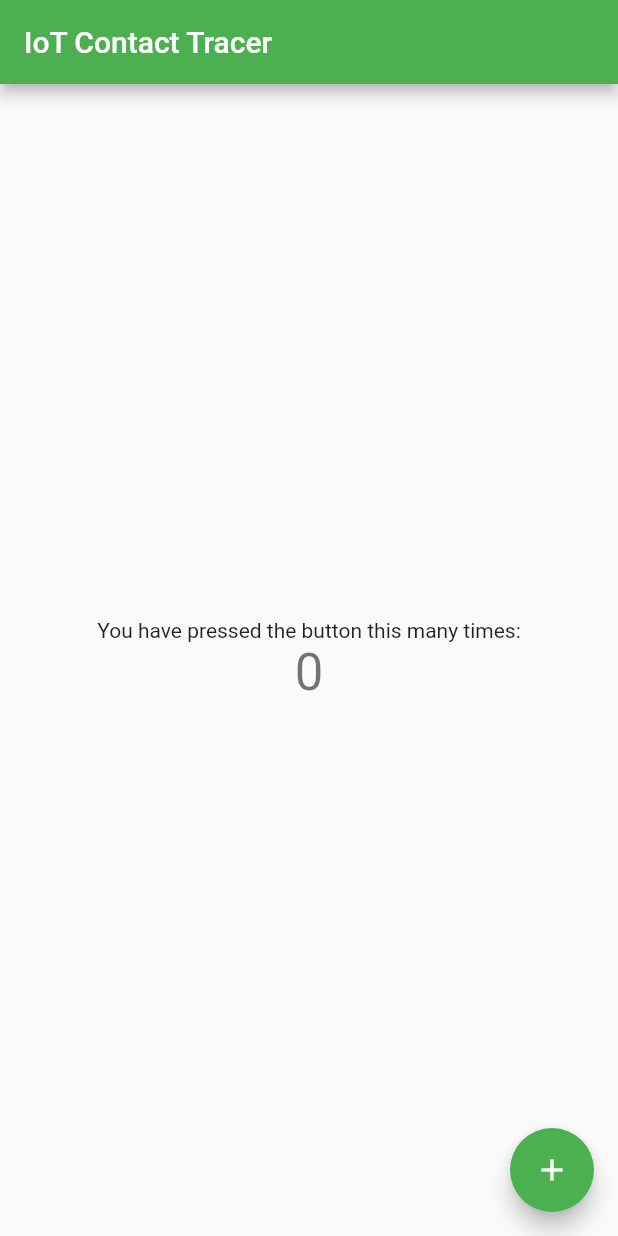
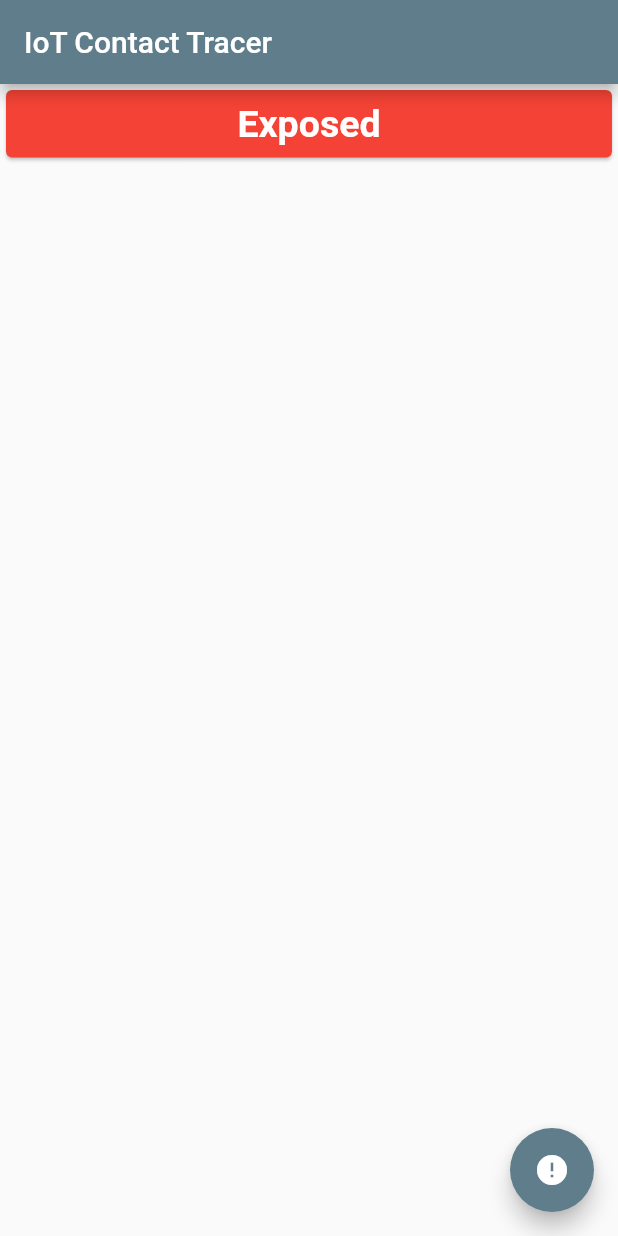
Before and after one commit to fwcd/iot-contact-tracer, a Flutter app: the screen it shows after launch, on a phone screen of 412 x 824 dp. Run offline on Flutter 3.47's test engine with Material 2 defaults, Android fonts, the phone set to English and light mode, and no system bars.

Commit message:
Add card widget to display health state

```diff
--- a/mobile-client/contact_tracer/lib/main.dart
+++ b/mobile-client/contact_tracer/lib/main.dart
@@ -12,7 +12,7 @@ class ContactTracerApp extends StatelessWidget {
             title: 'IoT Contact Tracer',
             theme: ThemeData(
                 // Primary application theme
-                primarySwatch: Colors.green,
+                primarySwatch: Colors.blueGrey,
                 // This makes the visual density adapt to the platform that you run
                 // the app on. For desktop platforms, the controls will be smaller and
                 // closer together (more dense) than on mobile platforms.
@@ -36,11 +36,11 @@ class ContactTracerHomePage extends StatefulWidget {
 }
 
 class _ContactTracerHomePageState extends State<ContactTracerHomePage> {
-    int _counter = 0;
+    bool _healthy = false;
 
-    void _incrementCounter() {
+    void _toggleExposed() {
         setState(() {
-            _counter++;
+            _healthy = !_healthy;
         });
     }
 
@@ -50,22 +50,35 @@ class _ContactTracerHomePageState extends State<ContactTracerHomePage> {
             appBar: AppBar(
                 title: Text(widget.title),
             ),
-            body: Center(
-                child: Column(
-                    mainAxisAlignment: MainAxisAlignment.center,
-                    children: <Widget>[
-                        Text('You have pressed the button this many times:'),
-                        Text(
-                            '$_counter',
-                            style: Theme.of(context).textTheme.headline4,
-                        ),
-                    ],
-                ),
+            body: Column(
+                children: <Widget>[
+                    Card(
+                        color: _healthy ? Colors.green[700] : Colors.red,
+                        child: SizedBox(
+                            width: double.infinity,
+                            child: Padding(
+                                padding: EdgeInsets.all(8.0),
+                                child: Column(
+                                    children: <Widget>[
+                                        Text(
+                                            _healthy ? "Healthy" : "Exposed",
+                                            style: TextStyle(
+                                                color: Colors.white,
+                                                fontSize: 25.0,
+                                                fontWeight: FontWeight.bold
+                                            )
+                                        ),
+                                    ],
+                                )
+                            )
+                        )
+                    )
+                ],
             ),
             floatingActionButton: FloatingActionButton(
-                onPressed: _incrementCounter,
-                tooltip: 'Increment',
-                child: Icon(Icons.add),
+                onPressed: _toggleExposed,
+                tooltip: 'Set Exposed',
+                child: Icon(Icons.error),
             ),
         );
     }
```
Also changed, not shown: 1 other file.
